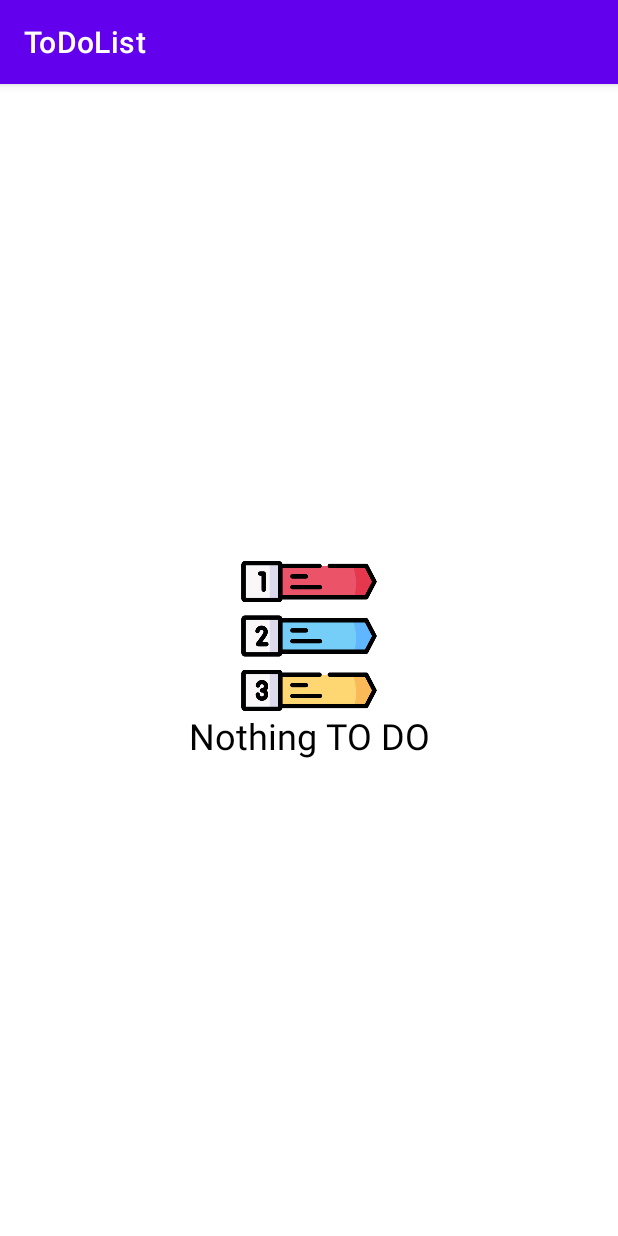
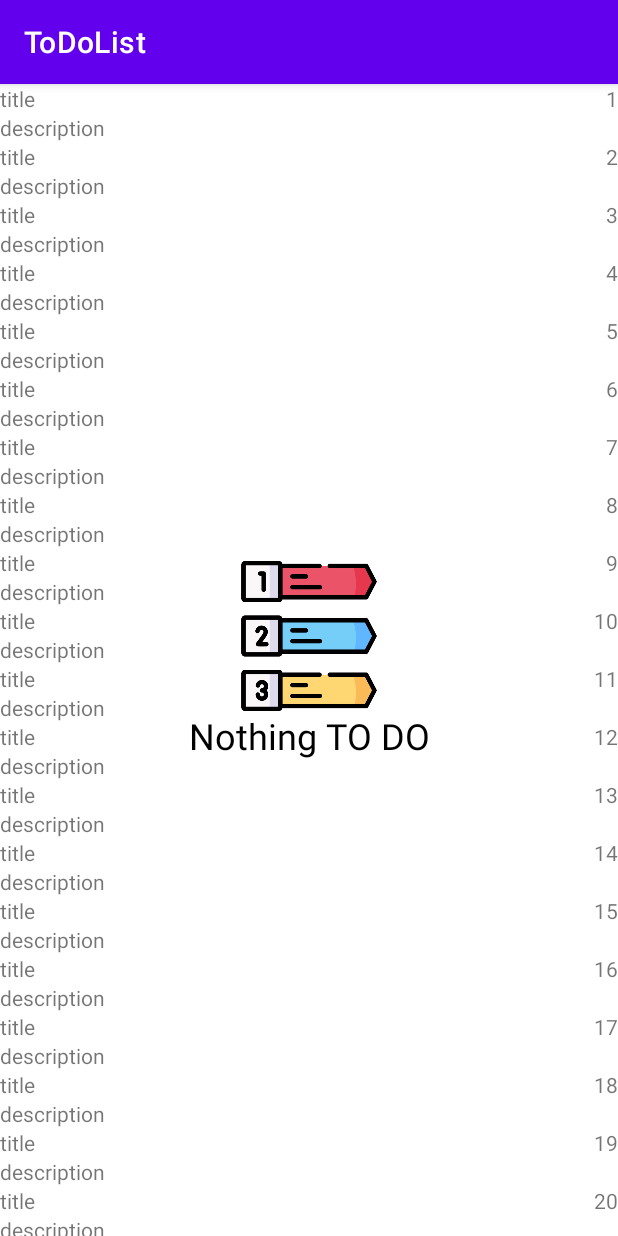
Before and after one commit to Witiania/ToDoList, an Android app: the screen it shows after launch (MainActivity), on a phone screen of 412 x 824 dp. Run offline under Robolectric (Android 15) with nearby library versions, the phone set to English and light mode, and no system bars.

Commit message:
Инициализировали и подключили адаптер в MainActivity

```diff
--- a/app/src/main/java/com/example/todolist/MainActivity.kt
+++ b/app/src/main/java/com/example/todolist/MainActivity.kt
@@ -2,10 +2,34 @@ package com.example.todolist
 
 import androidx.appcompat.app.AppCompatActivity
 import android.os.Bundle
+import androidx.recyclerview.widget.LinearLayoutManager
+import androidx.recyclerview.widget.RecyclerView
 
 class MainActivity : AppCompatActivity() {
     override fun onCreate(savedInstanceState: Bundle?) {
         super.onCreate(savedInstanceState)
         setContentView(R.layout.activity_main)
+
+        // getting the recyclerview by its id
+        val recyclerview = findViewById<RecyclerView>(R.id.main_recycler_view)
+
+        // this creates a vertical layout Manager
+        recyclerview.layoutManager = LinearLayoutManager(this)
+
+        //Создаем проверку нашего Адаптера, используя цикл
+        // ArrayList of class ItemsViewModel
+        val data = ArrayList<ToDoItem>()
+
+        // This loop will create 100 Views containing
+        for (item in 1..100) {
+            data.add(ToDoItem("title", "description",item))
+        }
+
+        // This will pass the ArrayList to our Adapter
+        val adapter = CustomAdapter(data)
+
+        // Setting the Adapter with the recyclerview
+        recyclerview.adapter = adapter
+
     }
 }
--- a/app/src/main/java/com/example/todolist/ToDoItem.kt
+++ b/app/src/main/java/com/example/todolist/ToDoItem.kt
@@ -3,5 +3,5 @@ package com.example.todolist
 data class ToDoItem(
     val title:String,
     val description:String,
-    val number:Int
+    val number: Int
 )
--- a/app/src/main/res/layout/activity_main.xml
+++ b/app/src/main/res/layout/activity_main.xml
@@ -38,7 +38,7 @@
     <androidx.recyclerview.widget.RecyclerView
         android:id="@+id/main_recycler_view"
         android:layout_width="match_parent"
-        android:layout_height="match_parent"
+        android:layout_height="wrap_content"
         app:layout_constraintBottom_toBottomOf="parent"
         app:layout_constraintEnd_toEndOf="parent"
         app:layout_constraintStart_toStartOf="parent"
--- a/app/src/main/res/layout/item.xml
+++ b/app/src/main/res/layout/item.xml
@@ -2,7 +2,7 @@
 <androidx.constraintlayout.widget.ConstraintLayout xmlns:android="http://schemas.android.com/apk/res/android"
     xmlns:app="http://schemas.android.com/apk/res-auto"
     android:layout_width="match_parent"
-    android:layout_height="match_parent"
+    android:layout_height="wrap_content"
    >
 
     <TextView
```
